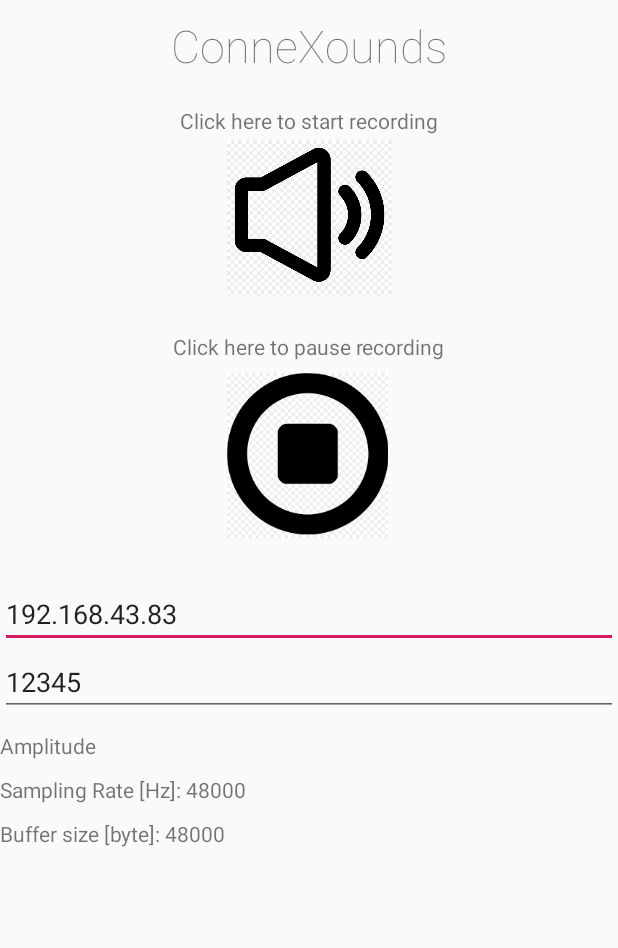
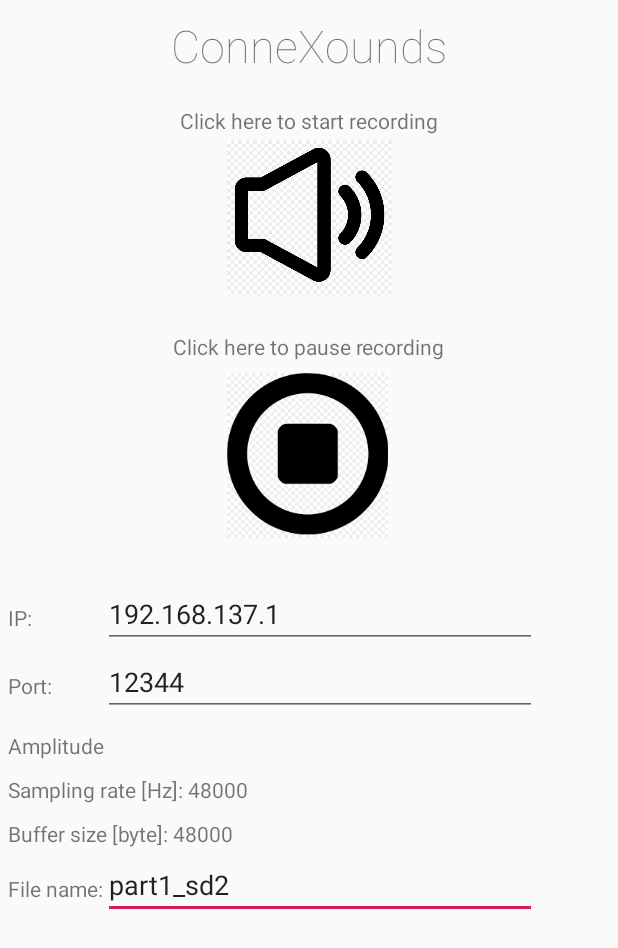
Before and after one commit to christofbaeriswyl/SPAI_android, an Android app: the screen it shows after launch (MainActivity), on a phone screen of 412 x 824 dp. Shown: the top 948 px of the screen. Run offline under Robolectric (Android 15) with nearby library versions, the phone set to English and light mode, and no system bars.

Commit message:
add texts to textboxes

```diff
--- a/app/src/main/AndroidManifest.xml
+++ b/app/src/main/AndroidManifest.xml
@@ -23,4 +23,5 @@
 
     <uses-permission android:name="android.permission.RECORD_AUDIO" />
     <uses-permission android:name="android.permission.INTERNET" />
+    <uses-permission android:name="android.permission.WRITE_EXTERNAL_STORAGE" />
 </manifest>
--- a/app/src/main/java/com/example/myapplication/MainActivity.java
+++ b/app/src/main/java/com/example/myapplication/MainActivity.java
@@ -5,6 +5,14 @@ package com.example.myapplication;
         import java.net.DatagramSocket;
         import java.net.InetAddress;
         import java.net.UnknownHostException;
+
+        import java.io.DataOutputStream;
+        import java.io.ByteArrayOutputStream;
+        import java.io.FileOutputStream;
+        import java.io.File;
+        import java.io.OutputStream;
+        import java.io.BufferedOutputStream;
+        import java.io.FileNotFoundException;
 
         import android.app.Activity;
         import android.media.AudioFormat;
@@ -22,7 +30,7 @@ package com.example.myapplication;
 public class MainActivity extends Activity {
     private Button startButton,stopButton;
     private ImageButton imageStart, imageStop;
-    EditText editTextAddress, editTextPort;
+    EditText editTextAddress, editFileName, editTextPort;
     TextView textAmplitude, textSamplingRate, textBufferSize;
 
     public byte[] buffer;
@@ -40,6 +48,9 @@ public class MainActivity extends Activity {
     int minBufSize = AudioRecord.getMinBufferSize(sampleRate, channelConfig, audioFormat);
     private boolean status = true;
 
+    ByteArrayOutputStream recData;
+    DataOutputStream dos;
+
 
     @Override
     public void onCreate(Bundle savedInstanceState) {
@@ -49,6 +60,7 @@ public class MainActivity extends Activity {
         imageStart = findViewById(R.id.imageButton);
         imageStop = findViewById(R.id.imageButton2);
         editTextAddress = (EditText) findViewById(R.id.address);
+        editFileName = (EditText) findViewById(R.id.filename);
         editTextPort = (EditText) findViewById(R.id.port);
         textAmplitude = findViewById(R.id.textAmplitude);
         textSamplingRate = findViewById(R.id.textSamplingRate);
@@ -58,7 +70,7 @@ public class MainActivity extends Activity {
         imageStop.setOnClickListener (imageStopListener);
 
         textBufferSize.setText("Buffer size [byte]: " + Integer.toString(minBufSize*2));
-        textSamplingRate.setText("Sampling Rate [Hz]: " + Integer.toString(sampleRate));
+        textSamplingRate.setText("Sampling rate [Hz]: " + Integer.toString(sampleRate));
 
 
     }
@@ -73,8 +85,40 @@ public class MainActivity extends Activity {
     private final OnClickListener imageStopListener = new View.OnClickListener() {
         public void onClick(View v) {
             status = false;
+            recorder.stop();
             recorder.release();
-            Log.d("VS","Recorder released");
+
+            try {
+                dos.flush();
+                dos.close();
+            } catch (IOException e1) {
+                e1.printStackTrace();
+            }
+
+            byte[] clipData = recData.toByteArray();
+            //os = new FileOutputStream(new File("/sdcard/onefile/assessor/OneFile_Audio_"+ newRecordingID+".wav"));
+            File file = new File("/mnt/sdcard/Documents/spai/" + editFileName.getText().toString());
+            if(file.exists())
+                file.delete();
+            file = new File("/mnt/sdcard/Documents/spai/" + editFileName.getText().toString());
+            OutputStream os;
+            try {
+                os = new FileOutputStream(file);
+
+                BufferedOutputStream bos = new BufferedOutputStream(os);
+                DataOutputStream outFile = new DataOutputStream(bos);
+
+                outFile.write(clipData);
+
+                outFile.flush();
+                outFile.close();
+
+            } catch (FileNotFoundException e) {
+                e.printStackTrace();
+            } catch (IOException e) {
+                e.printStackTrace();
+            }
+
         }
     };
 
@@ -98,9 +142,22 @@ public class MainActivity extends Activity {
                     Log.d("VS", "Recorder initialized");
                     recorder.startRecording();
 
+                    recData = new ByteArrayOutputStream();
+                    dos = new DataOutputStream(recData);
+
                     while(status == true) {
                         //reading data from MIC into buffer
                         minBufSize = recorder.read(buffer, 0, buffer.length);
+
+                        //save
+                        for(int i = 0; i < minBufSize;i++) {
+                            try {
+                                dos.writeByte(buffer[i]);
+                            } catch (IOException e) {
+                                e.printStackTrace();
+                            }
+                        }
+
                         //cast to float
                         int_to_fp(buffer,buffer_fp);
                         //putting buffer in the packet
@@ -171,4 +228,41 @@ public class MainActivity extends Activity {
     //        float val_reconstructed = Float.intBitsToFloat(intBits_reconstructed);
         }
     }
+
+
+
+
+
+
+   /* public void writeToFile(String data)
+    {
+        String path =
+                Environment.getExternalStorageDirectory() + File.separator  + "SPAI";
+        // Create the folder.
+        File folder = new File(path);
+        folder.mkdirs();
+
+        // Create the file.
+        File file = new File(folder, "config.txt");
+
+        // Save your stream, don't forget to flush() it before closing it.
+
+        try
+        {
+            file.createNewFile();
+            FileOutputStream fOut = new FileOutputStream(file);
+            OutputStreamWriter myOutWriter = new OutputStreamWriter(fOut);
+            myOutWriter.append(data);
+
+            myOutWriter.close();
+
+            fOut.flush();
+            fOut.close();
+        }
+        catch (IOException e)
+        {
+            Log.e("Exception", "File write failed: " + e.toString());
+        }
+    }*/
+
 }
--- a/app/src/main/res/layout/activity_main.xml
+++ b/app/src/main/res/layout/activity_main.xml
@@ -5,6 +5,52 @@
     android:layout_width="match_parent"
     android:layout_height="match_parent"
     tools:context=".MainActivity">
+
+    <TextView
+        android:id="@+id/porttext2"
+        android:layout_width="wrap_content"
+        android:layout_height="wrap_content"
+        android:layout_marginStart="5dp"
+        android:layout_marginLeft="5dp"
+        android:layout_marginTop="15dp"
+        android:text="Port:"
+        android:visibility="visible"
+        app:layout_constraintStart_toStartOf="parent"
+        app:layout_constraintTop_toBottomOf="@+id/address" />
+
+    <TextView
+        android:id="@+id/iptext"
+        android:layout_width="wrap_content"
+        android:layout_height="wrap_content"
+        android:layout_marginStart="5dp"
+        android:layout_marginLeft="5dp"
+        android:layout_marginTop="15dp"
+        android:text="IP:"
+        android:visibility="visible"
+        app:layout_constraintStart_toStartOf="parent"
+        app:layout_constraintTop_toTopOf="@+id/address" />
+
+    <TextView
+        android:id="@+id/filenametext"
+        android:layout_width="wrap_content"
+        android:layout_height="wrap_content"
+        android:layout_marginStart="5dp"
+        android:layout_marginLeft="5dp"
+        android:layout_marginTop="15dp"
+        android:text="File name:"
+        android:visibility="visible"
+        app:layout_constraintStart_toStartOf="parent"
+        app:layout_constraintTop_toTopOf="@+id/filename" />
+
+    <EditText
+        android:id="@+id/filename"
+        android:layout_width="289dp"
+        android:layout_height="wrap_content"
+        android:layout_marginTop="2dp"
+        android:hint="filename"
+        android:text="part1_sd2"
+        app:layout_constraintStart_toEndOf="@+id/filenametext"
+        app:layout_constraintTop_toBottomOf="@+id/textBufferSize" />
 
     <TextView
         android:id="@+id/Title"
@@ -22,22 +68,22 @@
 
     <EditText
         android:id="@+id/address"
-        android:layout_width="match_parent"
+        android:layout_width="289dp"
         android:layout_height="wrap_content"
         android:layout_marginTop="28dp"
         android:hint="dstAddress"
-        android:text="192.168.43.83"
-        app:layout_constraintTop_toBottomOf="@+id/imageButton2"
-        tools:layout_editor_absoluteX="0dp" />
+        android:text="192.168.137.1"
+        app:layout_constraintStart_toEndOf="@+id/filenametext"
+        app:layout_constraintTop_toBottomOf="@+id/imageButton2" />
 
     <EditText
         android:id="@+id/port"
-        android:layout_width="match_parent"
+        android:layout_width="289dp"
         android:layout_height="wrap_content"
         android:hint="dstPort"
-        android:text="12345"
-        app:layout_constraintTop_toBottomOf="@+id/address"
-        tools:layout_editor_absoluteX="0dp" />
+        android:text="12344"
+        app:layout_constraintStart_toEndOf="@+id/filenametext"
+        app:layout_constraintTop_toBottomOf="@+id/address" />
 
     <ImageButton
         android:id="@+id/imageButton"
@@ -100,7 +146,7 @@
         android:layout_marginTop="10dp"
         android:text="Amplitude"
         android:visibility="visible"
-        app:layout_constraintStart_toStartOf="@+id/port"
+        app:layout_constraintStart_toStartOf="@+id/porttext2"
         app:layout_constraintTop_toBottomOf="@+id/port" />
 
     <TextView
```
Also changed, not shown: app/src/main/java/com/example/myapplication/SoundMeter.java (deleted, +0 -42 lines).
